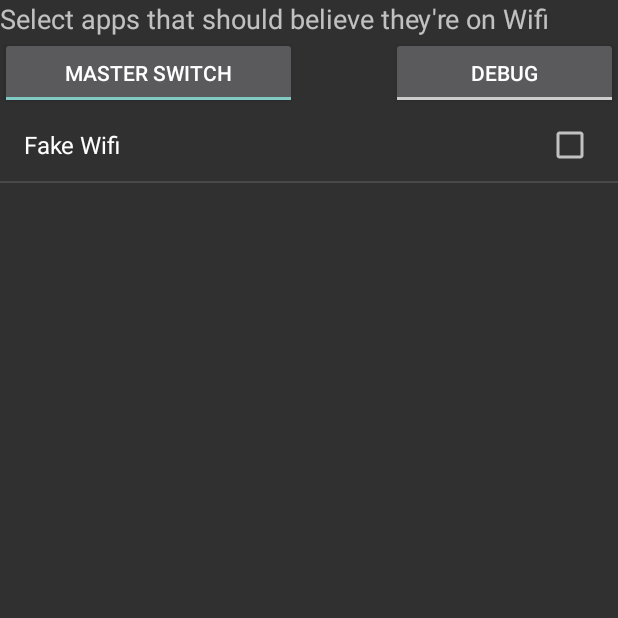
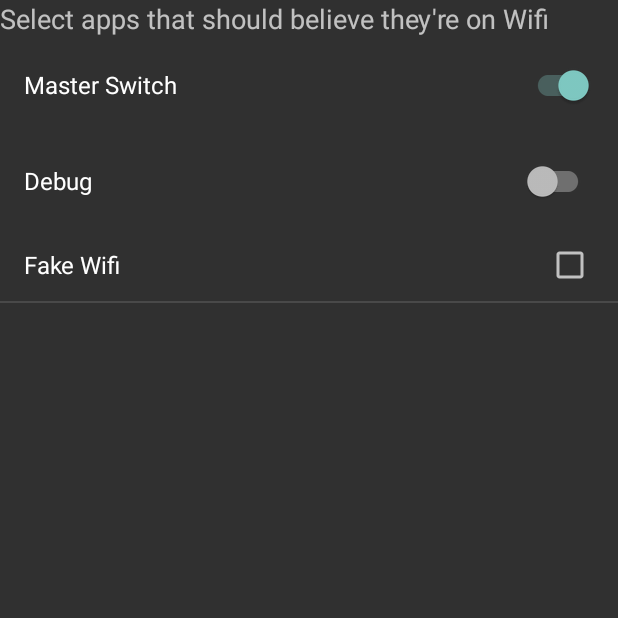
Before and after one commit to chylek/FakeWifi, an Android app: the fragment MainFragment shown on its own in the app's theme, on a phone screen of 412 x 824 dp, the top half of it. Run offline under Robolectric (Android 15) with nearby library versions, the phone set to English and light mode, and no system bars.

Commit message:
switch buttons instead of toggle

```diff
--- a/app/src/main/java/eu/chylek/adam/fakewifi/MainFragment.java
+++ b/app/src/main/java/eu/chylek/adam/fakewifi/MainFragment.java
@@ -6,6 +6,7 @@ import android.content.pm.PackageInfo;
 import android.os.Bundle;
 import android.support.v4.app.Fragment;
 import android.support.v4.app.FragmentTransaction;
+import android.support.v7.widget.SwitchCompat;
 import android.util.Log;
 import android.view.LayoutInflater;
 import android.view.Menu;
@@ -33,8 +34,8 @@ public class MainFragment extends Fragment {
 
     SharedPreferences pref;
     ListView app_list;        //listview with checkboxes which will contain apps
-    ToggleButton masterSwitch;
-    ToggleButton debugSwitch;
+    SwitchCompat masterSwitch;
+    SwitchCompat debugSwitch;
 
     ArrayList<PInfo> pinfos;    //PInfo object for each app
 
--- a/app/src/main/res/layout/fragment_main.xml
+++ b/app/src/main/res/layout/fragment_main.xml
@@ -5,41 +5,34 @@
     android:orientation="vertical"
     tools:context="eu.chylek.adam.fakewifi.MainFragment">
 
-    <TextView android:textAppearance="?android:textAppearanceMedium"
+    <TextView
         android:id="@+id/textView1"
-        android:layout_width="wrap_content" android:layout_height="wrap_content"
-        android:text="@string/intro" />
+        android:layout_width="wrap_content"
+        android:layout_height="wrap_content"
+        android:text="@string/intro"
+        android:textAppearance="?android:textAppearanceMedium" />
 
-    <LinearLayout
-        android:id="@+id/ll"
+
+    <android.support.v7.widget.SwitchCompat
+        android:id="@+id/masterswitch"
         android:layout_width="match_parent"
         android:layout_height="wrap_content"
-        android:orientation="horizontal">
+        android:minHeight="?attr/listPreferredItemHeight"
+        android:paddingEnd="?android:attr/listPreferredItemPaddingEnd"
+        android:paddingStart="?android:attr/listPreferredItemPaddingStart"
+        android:textAppearance="?android:attr/textAppearanceListItemSmall"
+        android:text="@string/master_switch" />
 
+    <android.support.v7.widget.SwitchCompat
+        android:id="@+id/debugswitch"
+        android:layout_width="match_parent"
+        android:layout_height="wrap_content"
+        android:minHeight="?attr/listPreferredItemHeight"
+        android:paddingEnd="?android:attr/listPreferredItemPaddingEnd"
+        android:paddingStart="?android:attr/listPreferredItemPaddingStart"
+        android:textAppearance="?android:attr/textAppearanceListItemSmall"
+        android:text="@string/debug" />
 
-        <ToggleButton
-            android:id="@+id/masterswitch"
-            android:layout_width="wrap_content"
-            android:layout_height="wrap_content"
-            android:layout_weight="1"
-            android:textOff="@string/master_switch"
-            android:textOn="@string/master_switch" />
-
-        <Space
-            android:layout_width="0dp"
-            android:layout_height="wrap_content"
-            android:layout_weight="1" />
-
-        <ToggleButton
-            android:id="@+id/debugswitch"
-            android:layout_width="wrap_content"
-            android:layout_height="wrap_content"
-            android:layout_weight="1"
-            android:textOff="@string/debug"
-            android:textOn="@string/debug"/>
-
-
-    </LinearLayout>
 
     <ListView
         android:id="@+id/appList"
```
